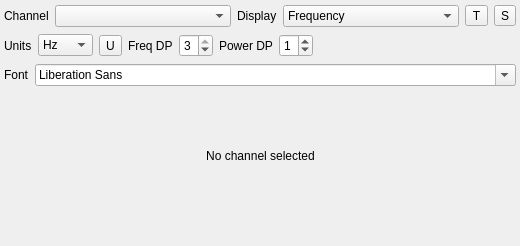
Before: the Qt Designer form plugins/feature/freqdisplay/freqdisplaygui.ui in thomasgi1/sdrangel, drawn with Qt 5.
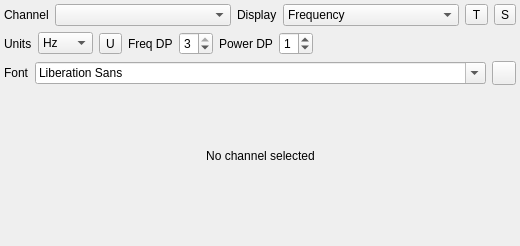
After: the same form once the commit is applied. Icons and pictures are not drawn. Custom widgets are drawn as their Qt base class.

Commit message:
freqdisplay: add text color picker button saved as setting, default white
Agent-Logs-Url: https://github.com/srcejon/sdrangel/sessions/6d0cceb4-1d01-4c8e-95aa-f203715615cc

What changed in the file:
```diff
--- a/plugins/feature/freqdisplay/freqdisplaygui.ui
+++ b/plugins/feature/freqdisplay/freqdisplaygui.ui
@@ -270,6 +270,22 @@
         </property>
        </widget>
       </item>
+      <item>
+       <widget class="QPushButton" name="textColor">
+        <property name="maximumSize">
+         <size>
+          <width>24</width>
+          <height>24</height>
+         </size>
+        </property>
+        <property name="toolTip">
+         <string>Select color for the frequency / power text</string>
+        </property>
+        <property name="text">
+         <string/>
+        </property>
+       </widget>
+      </item>
      </layout>
     </item>
    </layout>
```
The commit also changes 4 other files.
